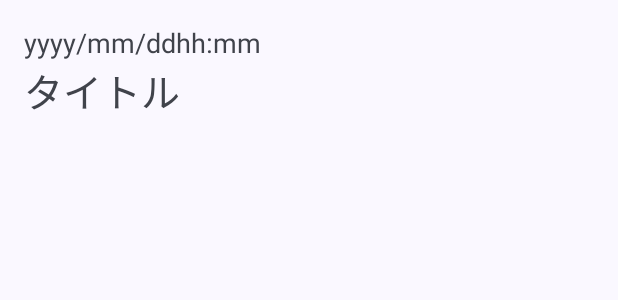
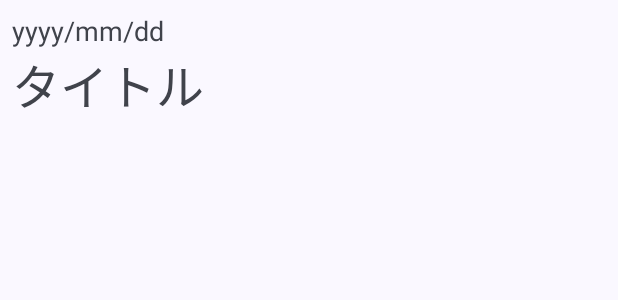
Before and after one commit to maruniko1118/TaskApplication, an Android app: the layout item_task.xml on its own in the app's theme, with its tools: preview values and no code run, on a phone screen of 412 x 824 dp. Shown: the top 300 px of the screen. Run offline under Robolectric (Android 15) with nearby library versions, the phone set to English and light mode, and no system bars.

Commit message:
Changes item_task layout

```diff
--- a/app/src/main/java/com/maru2525/taskapplication/ui/RecyclerViewTaskAdapter.kt
+++ b/app/src/main/java/com/maru2525/taskapplication/ui/RecyclerViewTaskAdapter.kt
@@ -22,7 +22,6 @@ class RecyclerViewTaskAdapter (private val list: ArrayList<Task>) : RecyclerView
     val item = list[position]
     holder.binding.tvDate.text = item.date
     holder.binding.tvTitle.text = item.title
-    holder.binding.tvTime.text = item.time
   }
 
 }
--- a/app/src/main/res/layout/item_task.xml
+++ b/app/src/main/res/layout/item_task.xml
@@ -1,17 +1,10 @@
 <?xml version="1.0" encoding="utf-8"?>
 <LinearLayout xmlns:android="http://schemas.android.com/apk/res/android"
-    xmlns:app="http://schemas.android.com/apk/res-auto"
-    xmlns:tools="http://schemas.android.com/tools"
   android:layout_width="match_parent"
   android:layout_height="wrap_content"
   android:orientation="vertical"
-    android:padding="16dp">
+  android:padding="8dp">
 
-    <androidx.appcompat.widget.LinearLayoutCompat
-        android:layout_width="wrap_content"
-        android:layout_height="wrap_content"
-        android:layout_gravity="start"
-        android:orientation="horizontal">
   <TextView
     android:id="@+id/tvDate"
     android:layout_width="match_parent"
@@ -20,19 +13,10 @@
     android:textSize="18sp" />
 
   <TextView
-            android:id="@+id/tvTime"
-            android:layout_width="match_parent"
-            android:layout_height="wrap_content"
-            android:text="@string/tv_time"
-            android:textSize="18sp" />
-
-    </androidx.appcompat.widget.LinearLayoutCompat>
-
-    <TextView
     android:id="@+id/tvTitle"
     android:layout_width="match_parent"
     android:layout_height="wrap_content"
     android:text="@string/tv_title"
-        android:textSize="26sp" />
+    android:textSize="32sp" />
 
 </LinearLayout>
```
Lines whose indentation alone changed are shown as unchanged.
